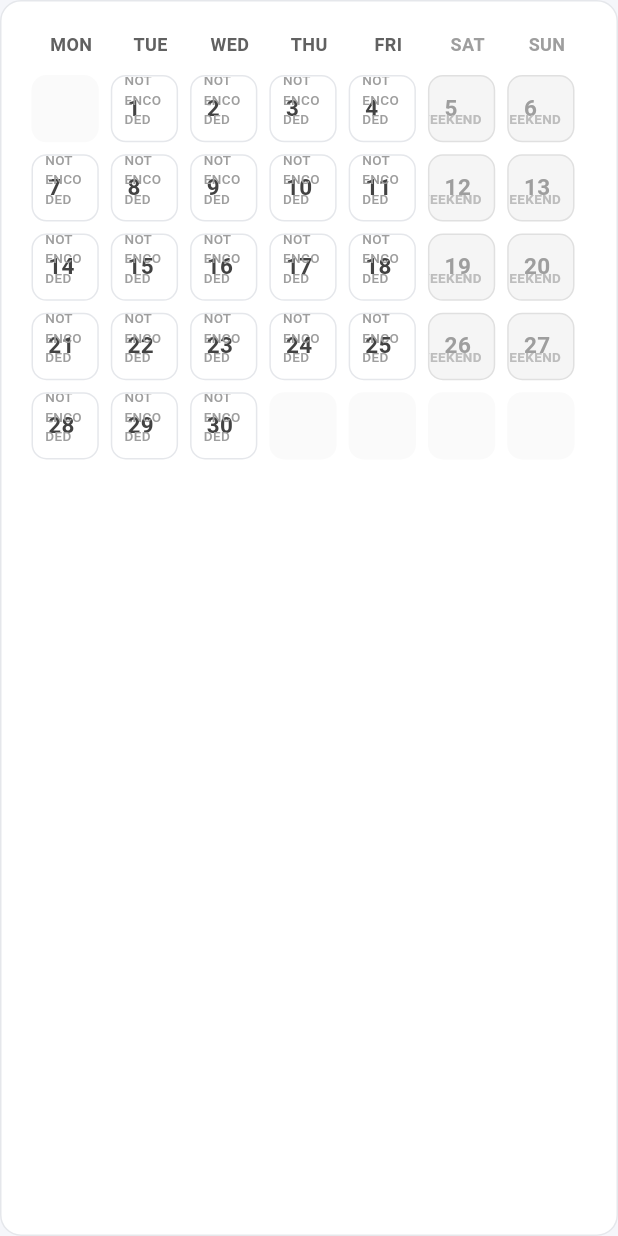
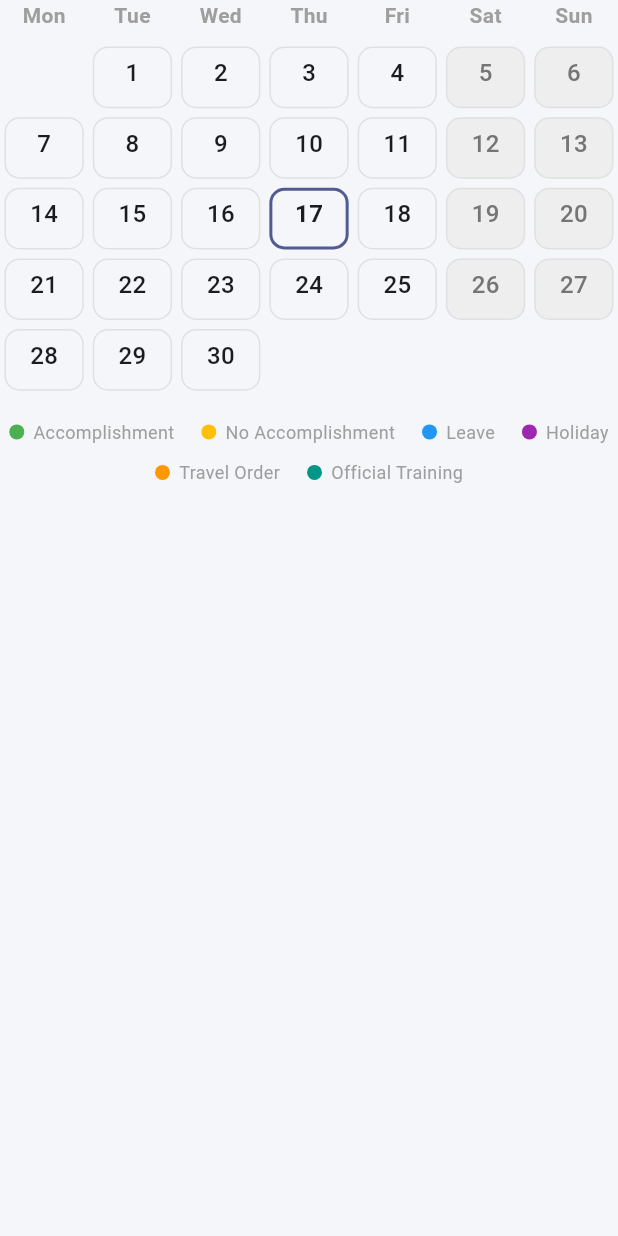
Before and after one commit to codercoy/mpor_ipcr_flutter, a Flutter app: the CalendarWidget widget shown alone on an empty page, opened directly with empty values, on a phone screen of 412 x 824 dp. Run offline on Flutter 3.47's test engine with Material 3 defaults, Android fonts, the phone set to English and light mode, and no system bars; our stand-ins replace sqflite, sqflite_common_ffi; accounts and stored records are empty.

Commit message:
Add status-aware calendar display

```diff
--- a/lib/features/daily_accomplishment/presentation/calendar_widget.dart
+++ b/lib/features/daily_accomplishment/presentation/calendar_widget.dart
@@ -1,131 +1,116 @@
 import 'package:flutter/material.dart';
+
+import '../domain/daily_accomplishment_record.dart';
 
 class CalendarWidget extends StatelessWidget {
   final DateTime month;
-  final Set<DateTime> completedDates;
+  final Map<DateTime, DailyAccomplishmentStatus> statusByDate;
   final ValueChanged<DateTime> onDateSelected;
 
   const CalendarWidget({
     super.key,
     required this.month,
-    required this.completedDates,
+    required this.statusByDate,
     required this.onDateSelected,
   });
 
-  static const List<String> _weekdays = [
-    'MON',
-    'TUE',
-    'WED',
-    'THU',
-    'FRI',
-    'SAT',
-    'SUN',
-  ];
-
-  bool _isCompleted(DateTime date) {
-    final key = DateTime(
-      date.year,
-      date.month,
-      date.day,
+  @override
+  Widget build(BuildContext context) {
+    final firstDayOfMonth = DateTime(
+      month.year,
+      month.month,
+      1,
     );
 
-    return completedDates.contains(key);
-  }
-
-  @override
-  Widget build(BuildContext context) {
-    final int daysInMonth = DateTime(
+    final daysInMonth = DateTime(
       month.year,
       month.month + 1,
       0,
     ).day;
 
-    final int firstWeekday = DateTime(
-      month.year,
-      month.month,
-      1,
-    ).weekday;
+    final leadingEmptyDays =
+        firstDayOfMonth.weekday - DateTime.monday;
 
-    final int leadingEmptyDays = firstWeekday - 1;
+    final totalCells =
+        ((leadingEmptyDays + daysInMonth) / 7).ceil() * 7;
 
-    final List<Widget> cells = [];
-
-    for (int i = 0; i < leadingEmptyDays; i++) {
-      cells.add(_buildEmptyCell());
-    }
-
-    for (int day = 1; day <= daysInMonth; day++) {
-      final DateTime date = DateTime(
-        month.year,
-        month.month,
-        day,
-      );
-
-      cells.add(
-        _buildDayCell(
-          context,
-          date,
-        ),
-      );
-    }
-
-    while (cells.length % 7 != 0) {
-      cells.add(_buildEmptyCell());
-    }
-
-    return Container(
-      padding: const EdgeInsets.all(20),
-      decoration: BoxDecoration(
-        color: Colors.white,
-        borderRadius: BorderRadius.circular(14),
-        border: Border.all(
-          color: const Color(0xFFE5E7EB),
-        ),
-      ),
+    return SingleChildScrollView(
       child: Column(
         children: [
           _buildWeekdayHeader(),
-          const SizedBox(height: 12),
-          Expanded(
-            child: Scrollbar(
-              thumbVisibility: true,
-              child: GridView.builder(
-                padding: const EdgeInsets.only(right: 8),
-                itemCount: cells.length,
-                gridDelegate:
-                    const SliverGridDelegateWithFixedCrossAxisCount(
-                  crossAxisCount: 7,
-                  crossAxisSpacing: 8,
-                  mainAxisSpacing: 8,
-                  childAspectRatio: 1.0,
-                ),
-                itemBuilder: (context, index) {
-                  return cells[index];
-                },
-              ),
+          const SizedBox(height: 8),
+          GridView.builder(
+            shrinkWrap: true,
+            physics: const NeverScrollableScrollPhysics(),
+            gridDelegate:
+                const SliverGridDelegateWithFixedCrossAxisCount(
+              crossAxisCount: 7,
+              childAspectRatio: 1.25,
             ),
+            itemCount: totalCells,
+            itemBuilder: (context, index) {
+              final dayNumber =
+                  index - leadingEmptyDays + 1;
+
+              if (dayNumber < 1 ||
+                  dayNumber > daysInMonth) {
+                return const SizedBox.shrink();
+              }
+
+              final date = DateTime(
+                month.year,
+                month.month,
+                dayNumber,
+              );
+
+              final normalizedDate = DateTime(
+                date.year,
+                date.month,
+                date.day,
+              );
+
+              final status =
+                  statusByDate[normalizedDate];
+
+              return _buildDayCell(
+                context,
+                date,
+                status,
+              );
+            },
           ),
+          const SizedBox(height: 16),
+          _buildLegend(),
         ],
       ),
     );
   }
 
   Widget _buildWeekdayHeader() {
+    const weekdays = [
+      'Mon',
+      'Tue',
+      'Wed',
+      'Thu',
+      'Fri',
+      'Sat',
+      'Sun',
+    ];
+
     return Row(
-      children: _weekdays.map((weekday) {
-        final bool isWeekend =
-            weekday == 'SAT' || weekday == 'SUN';
+      children: weekdays.map((day) {
+        final isWeekend =
+            day == 'Sat' || day == 'Sun';
 
         return Expanded(
           child: Center(
             child: Text(
-              weekday,
+              day,
               style: TextStyle(
-                fontSize: 12,
-                fontWeight: FontWeight.bold,
+                fontWeight: FontWeight.w600,
                 color: isWeekend
                     ? Colors.grey.shade500
-                    : Colors.grey.shade700,
+                    : Colors.grey,
               ),
             ),
           ),
@@ -137,122 +122,170 @@ class CalendarWidget extends StatelessWidget {
   Widget _buildDayCell(
     BuildContext context,
     DateTime date,
+    DailyAccomplishmentStatus? status,
   ) {
-    final bool isWeekend =
+    final isToday = _isSameDate(
+      date,
+      DateTime.now(),
+    );
+
+    final isWeekend =
         date.weekday == DateTime.saturday ||
         date.weekday == DateTime.sunday;
 
-    final bool isCompleted = _isCompleted(date);
-
-    return Material(
-      color: Colors.transparent,
-      child: InkWell(
-        borderRadius: BorderRadius.circular(10),
-        onTap: () {
-          onDateSelected(date);
-        },
-        child: Container(
-          decoration: BoxDecoration(
-            color: isCompleted
-                ? Colors.green.shade50
-                : isWeekend
-                    ? Colors.grey.shade100
-                    : Colors.white,
-            borderRadius: BorderRadius.circular(10),
-            border: Border.all(
-              color: isCompleted
-                  ? Colors.green.shade300
-                  : isWeekend
-                      ? Colors.grey.shade300
-                      : const Color(0xFFE5E7EB),
+    return Padding(
+      padding: const EdgeInsets.all(3),
+      child: Material(
+        color: Colors.transparent,
+        child: InkWell(
+          borderRadius: BorderRadius.circular(10),
+          onTap: () => onDateSelected(date),
+          child: Container(
+            decoration: BoxDecoration(
+              color: isWeekend
+                  ? Colors.grey.shade200
+                  : Colors.transparent,
+              border: Border.all(
+                color: isToday
+                    ? Theme.of(context)
+                        .colorScheme
+                        .primary
+                    : Colors.grey.shade300,
+                width: isToday ? 2 : 1,
+              ),
+              borderRadius: BorderRadius.circular(10),
             ),
-          ),
-          child: Stack(
-            children: [
-              Positioned(
-                top: 10,
-                left: 10,
-                child: Text(
+            child: Column(
+              mainAxisAlignment:
+                  MainAxisAlignment.center,
+              children: [
+                Text(
                   '${date.day}',
                   style: TextStyle(
-                    fontSize: 15,
-                    fontWeight: FontWeight.w600,
-                    color: isCompleted
-                        ? Colors.green.shade800
-                        : isWeekend
-                            ? Colors.grey.shade500
-                            : Colors.grey.shade800,
+                    fontSize: 16,
+                    fontWeight: isToday
+                        ? FontWeight.bold
+                        : FontWeight.w500,
+                    color: isWeekend
+                        ? Colors.grey.shade600
+                        : null,
                   ),
                 ),
-              ),
-
-              if (isCompleted)
-                Positioned(
-                  bottom: 8,
-                  left: 8,
-                  right: 8,
-                  child: Row(
-                    mainAxisAlignment: MainAxisAlignment.center,
-                    children: [
-                      Icon(
-                        Icons.check_circle,
-                        size: 14,
-                        color: Colors.green.shade700,
-                      ),
-                      const SizedBox(width: 4),
-                      Text(
-                        'COMPLETED',
-                        style: TextStyle(
-                          fontSize: 9,
-                          fontWeight: FontWeight.bold,
-                          color: Colors.green.shade700,
-                        ),
-                      ),
-                    ],
-                  ),
-                )
-              else if (isWeekend)
-                Positioned(
-                  bottom: 8,
-                  right: 8,
-                  child: Text(
-                    'WEEKEND',
-                    style: TextStyle(
-                      fontSize: 9,
-                      fontWeight: FontWeight.w600,
-                      color: Colors.grey.shade400,
-                    ),
-                  ),
-                )
-              else
-                Positioned(
-                  bottom: 8,
-                  left: 8,
-                  right: 8,
-                  child: Center(
-                    child: Text(
-                      'NOT ENCODED',
-                      style: TextStyle(
-                        fontSize: 9,
-                        fontWeight: FontWeight.w500,
-                        color: Colors.grey.shade500,
-                      ),
-                    ),
-                  ),
-                ),
-            ],
+                const SizedBox(height: 6),
+                if (status != null)
+                  _buildStatusIndicator(status),
+              ],
+            ),
           ),
         ),
       ),
     );
   }
 
-  Widget _buildEmptyCell() {
+  Widget _buildStatusIndicator(
+    DailyAccomplishmentStatus status,
+  ) {
     return Container(
+      width: 12,
+      height: 12,
       decoration: BoxDecoration(
-        color: Colors.grey.shade50,
-        borderRadius: BorderRadius.circular(10),
+        color: _statusColor(status),
+        shape: BoxShape.circle,
       ),
     );
   }
+
+  Color _statusColor(
+    DailyAccomplishmentStatus status,
+  ) {
+    switch (status) {
+      case DailyAccomplishmentStatus.accomplishment:
+        return Colors.green;
+
+      case DailyAccomplishmentStatus.noAccomplishment:
+        return Colors.amber;
+
+      case DailyAccomplishmentStatus.leave:
+        return Colors.blue;
+
+      case DailyAccomplishmentStatus.holiday:
+        return Colors.purple;
+
+      case DailyAccomplishmentStatus.travelOrder:
+        return Colors.orange;
+
+      case DailyAccomplishmentStatus.officialTraining:
+        return Colors.teal;
+    }
+  }
+
+  Widget _buildLegend() {
+    return Wrap(
+      spacing: 18,
+      runSpacing: 10,
+      alignment: WrapAlignment.center,
+      children: [
+        _legendItem(
+          'Accomplishment',
+          Colors.green,
+        ),
+        _legendItem(
+          'No Accomplishment',
+          Colors.amber,
+        ),
+        _legendItem(
+          'Leave',
+          Colors.blue,
+        ),
+        _legendItem(
+          'Holiday',
+          Colors.purple,
+        ),
+        _legendItem(
+          'Travel Order',
+          Colors.orange,
+        ),
+        _legendItem(
+          'Official Training',
+          Colors.teal,
+        ),
+      ],
+    );
+  }
+
+  Widget _legendItem(
+    String label,
+    Color color,
+  ) {
+    return Row(
+      mainAxisSize: MainAxisSize.min,
+      children: [
+        Container(
+          width: 10,
+          height: 10,
+          decoration: BoxDecoration(
+            color: color,
+            shape: BoxShape.circle,
+          ),
+        ),
+        const SizedBox(width: 6),
+        Text(
+          label,
+          style: const TextStyle(
+            fontSize: 12,
+            color: Colors.grey,
+          ),
+        ),
+      ],
+    );
+  }
+
+  bool _isSameDate(
+    DateTime first,
+    DateTime second,
+  ) {
+    return first.year == second.year &&
+        first.month == second.month &&
+        first.day == second.day;
+  }
 }
```
Also changed, not shown: lib/features/daily_accomplishment/presentation/daily_accomplishment_page.dart (+120 -106 lines).
